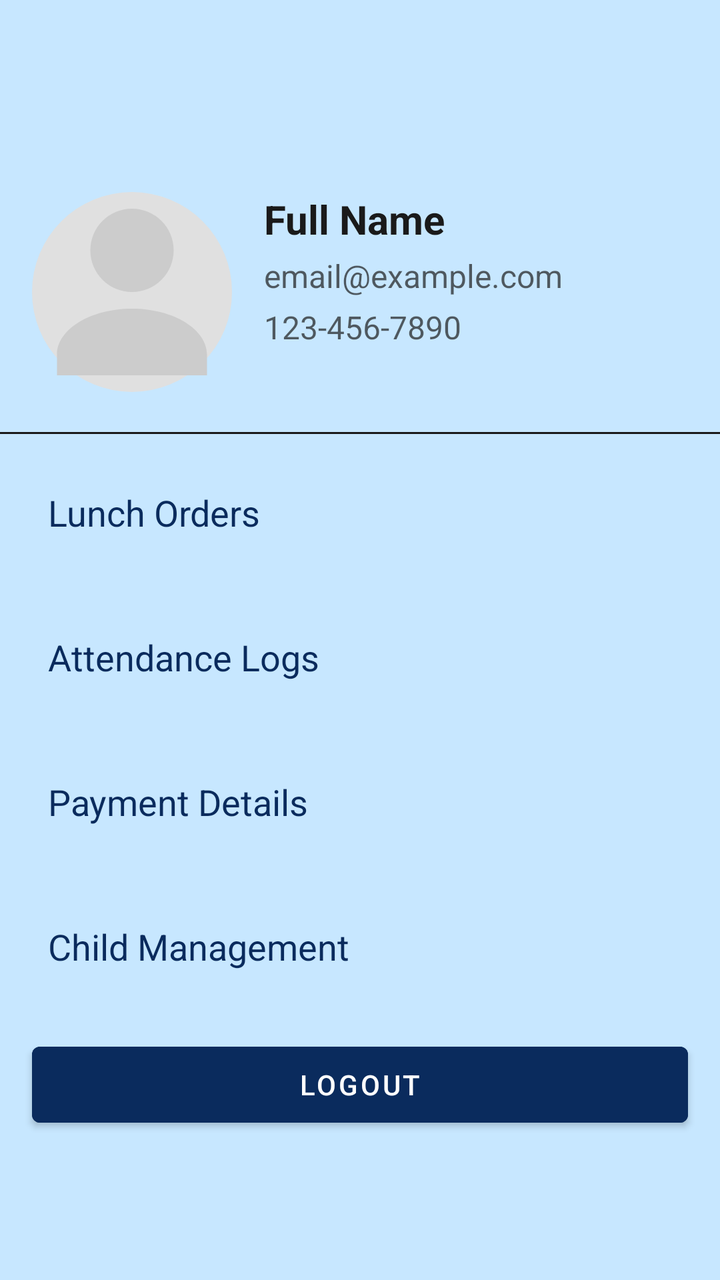
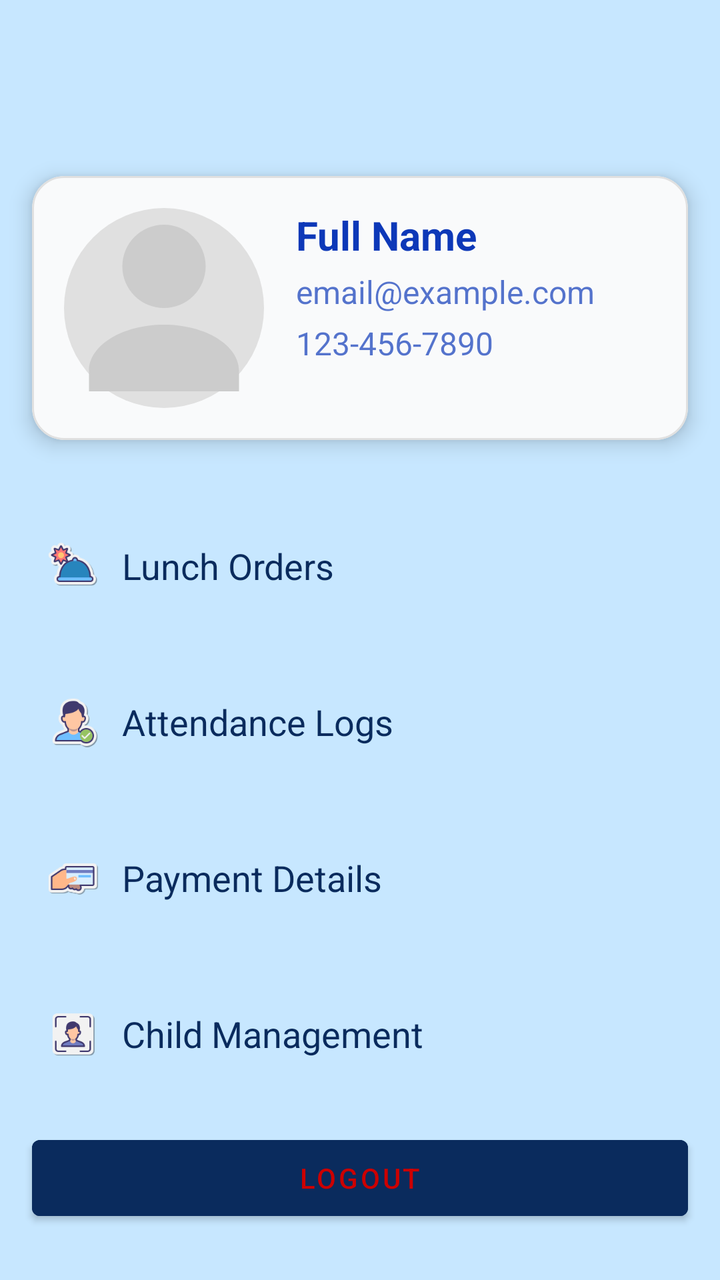

The first picture is an Android layout as it rendered before a commit; the second is the same layout after the commit. The layout source and the unified diff follow.
<!-- AndroidManifest.xml: application theme Theme.NurtureNest -->
<!-- res/layout/fragment_profile.xml -->
<?xml version="1.0" encoding="utf-8"?>
<androidx.constraintlayout.widget.ConstraintLayout
    xmlns:android="http://schemas.android.com/apk/res/android"
    xmlns:app="http://schemas.android.com/apk/res-auto"
    xmlns:tools="http://schemas.android.com/tools"
    android:layout_width="match_parent"
    android:layout_height="match_parent"
    android:background="?attr/colorBackground"
    android:fitsSystemWindows="true"
    android:paddingTop="?attr/actionBarSize"
    tools:context=".fragments.ProfileFragment">

    
    <ImageView
        android:id="@+id/ivProfilePic"
        android:layout_width="100dp"
        android:layout_height="100dp"
        android:src="@drawable/ic_profile_placeholder"
        android:contentDescription="Profile Picture"
        android:scaleType="centerCrop"
        app:layout_constraintTop_toTopOf="parent"
        app:layout_constraintStart_toStartOf="parent"
        android:layout_marginTop="40dp"
        android:layout_marginStart="16dp"
        android:background="@drawable/rounded_imageview" />

    
    <TextView
        android:id="@+id/tvUserName"
        android:layout_width="0dp"
        android:layout_height="wrap_content"
        android:text="Full Name"
        android:textSize="20sp"
        android:textStyle="bold"
        android:textColor="?attr/colorOnBackground"
        android:layout_marginStart="16dp"
        app:layout_constraintStart_toEndOf="@id/ivProfilePic"
        app:layout_constraintTop_toTopOf="@id/ivProfilePic"
        app:layout_constraintEnd_toEndOf="parent" />

    
    <TextView
        android:id="@+id/tvUserEmail"
        android:layout_width="0dp"
        android:layout_height="wrap_content"
        android:text="email@example.com"
        android:textSize="16sp"
        android:textColor="?attr/colorOnBackground"
        android:alpha="0.7"
        android:layout_marginStart="16dp"
        android:layout_marginTop="4dp"
        app:layout_constraintStart_toEndOf="@id/ivProfilePic"
        app:layout_constraintTop_toBottomOf="@id/tvUserName"
        app:layout_constraintEnd_toEndOf="parent" />

    
    <TextView
        android:id="@+id/tvUserPhone"
        android:layout_width="0dp"
        android:layout_height="wrap_content"
        android:text="123-456-7890"
        android:textSize="16sp"
        android:textColor="?attr/colorOnBackground"
        android:alpha="0.7"
        android:layout_marginStart="16dp"
        android:layout_marginTop="4dp"
        app:layout_constraintStart_toEndOf="@id/ivProfilePic"
        app:layout_constraintTop_toBottomOf="@id/tvUserEmail"
        app:layout_constraintEnd_toEndOf="parent" />


    
    <View
        android:layout_width="0dp"
        android:layout_height="1dp"
        android:background="?attr/colorOnBackground"
        android:layout_marginTop="20dp"
        app:layout_constraintTop_toBottomOf="@id/ivProfilePic"
        app:layout_constraintStart_toStartOf="parent"
        app:layout_constraintEnd_toEndOf="parent" />

    
    <TextView
        android:id="@+id/tvLunchOrders"
        android:layout_width="0dp"
        android:layout_height="wrap_content"
        android:text="Lunch Orders"
        android:textSize="18sp"
        android:textColor="?attr/colorPrimary"
        android:clickable="true"
        android:focusable="true"
        android:paddingVertical="16dp"
        android:background="?attr/selectableItemBackground"
        android:layout_marginTop="32dp"
        android:layout_marginStart="24dp"
        android:layout_marginEnd="24dp"
        app:layout_constraintTop_toBottomOf="@id/ivProfilePic"
        app:layout_constraintStart_toStartOf="parent"
        app:layout_constraintEnd_toEndOf="parent"/>

    <TextView
        android:id="@+id/tvAttendanceLogs"
        android:layout_width="0dp"
        android:layout_height="wrap_content"
        android:text="Attendance Logs"
        android:textSize="18sp"
        android:textColor="?attr/colorPrimary"
        android:clickable="true"
        android:focusable="true"
        android:paddingVertical="16dp"
        android:background="?attr/selectableItemBackground"
        android:layout_marginTop="16dp"
        android:layout_marginStart="24dp"
        android:layout_marginEnd="24dp"
        app:layout_constraintTop_toBottomOf="@id/tvLunchOrders"
        app:layout_constraintStart_toStartOf="parent"
        app:layout_constraintEnd_toEndOf="parent"/>

    <TextView
        android:id="@+id/tvPaymentDetails"
        android:layout_width="0dp"
        android:layout_height="wrap_content"
        android:text="Payment Details"
        android:textSize="18sp"
        android:textColor="?attr/colorPrimary"
        android:clickable="true"
        android:focusable="true"
        android:paddingVertical="16dp"
        android:background="?attr/selectableItemBackground"
        android:layout_marginTop="16dp"
        android:layout_marginStart="24dp"
        android:layout_marginEnd="24dp"
        app:layout_constraintTop_toBottomOf="@id/tvAttendanceLogs"
        app:layout_constraintStart_toStartOf="parent"
        app:layout_constraintEnd_toEndOf="parent"/>

    <TextView
        android:id="@+id/tvChildManagement"
        android:layout_width="0dp"
        android:layout_height="wrap_content"
        android:text="Child Management"
        android:textSize="18sp"
        android:textColor="?attr/colorPrimary"
        android:clickable="true"
        android:focusable="true"
        android:paddingVertical="16dp"
        android:background="?attr/selectableItemBackground"
        android:layout_marginTop="16dp"
        android:layout_marginStart="24dp"
        android:layout_marginEnd="24dp"
        app:layout_constraintTop_toBottomOf="@id/tvPaymentDetails"
        app:layout_constraintStart_toStartOf="parent"
        app:layout_constraintEnd_toEndOf="parent"/>

    <Button
        android:id="@+id/btnLogout"
        android:layout_width="0dp"
        android:layout_height="50dp"
        android:layout_margin="16dp"
        android:text="Logout"
        android:textColor="?attr/colorOnPrimary"
        android:backgroundTint="?attr/colorPrimary"
        app:layout_constraintTop_toBottomOf="@id/tvChildManagement"
        app:layout_constraintStart_toStartOf="parent"
        app:layout_constraintEnd_toEndOf="parent"/>

</androidx.constraintlayout.widget.ConstraintLayout>
<!-- resources referenced by this layout -->
<resources>
  <!-- drawable ic_profile_placeholder (drawable) -->
  <vector xmlns:android="http://schemas.android.com/apk/res/android"
      android:width="100dp"
      android:height="100dp"
      android:viewportWidth="24"
      android:viewportHeight="24">
      <path
          android:fillColor="#CCCCCC"
          android:pathData="M12,12a5,5 0 1,0 0,-10a5,5 0 0,0 0,10zM12,14c-5,0 -9,2.5 -9,5.5v2.5h18v-2.5c0,-3 -4,-5.5 -9,-5.5z"/>
  </vector>
  <!-- drawable rounded_imageview (drawable) -->
  <shape xmlns:android="http://schemas.android.com/apk/res/android"
      android:shape="oval">
      <solid android:color="#E0E0E0"/>
  </shape>
  <style name="Theme.NurtureNest" parent="Theme.MaterialComponents.DayNight.NoActionBar">
          <item name="colorPrimary">#0A2B5D</item>
          <item name="colorOnPrimary">#FFFFFF</item>
          <item name="colorSurface">#000000</item>
          <item name="colorOnSurface">#FFFFFF</item>
          <item name="colorBackground">#C7E7FF</item>
          <item name="colorOnBackground">#1A1A1A</item>
          <item name="android:windowBackground">#C7E7FF</item>
      </style>
</resources>

<!-- the commit's change to res/layout/fragment_profile.xml (unified diff, before → after) -->
@@ -11,156 +11,233 @@
     tools:context=".fragments.ProfileFragment">
 
     
-    <ImageView
-        android:id="@+id/ivProfilePic"
-        android:layout_width="100dp"
-        android:layout_height="100dp"
-        android:src="@drawable/ic_profile_placeholder"
-        android:contentDescription="Profile Picture"
-        android:scaleType="centerCrop"
+    <com.google.android.material.card.MaterialCardView
+        android:id="@+id/cardProfileInfo"
+        android:layout_width="0dp"
+        android:layout_height="wrap_content"
+        android:layout_marginStart="16dp"
+        android:layout_marginEnd="16dp"
+        android:layout_marginTop="32dp"
+        app:cardCornerRadius="16dp"
+        app:cardElevation="6dp"
+        app:strokeWidth="1dp"
+        app:strokeColor="#E0E0E0"
+        app:cardBackgroundColor="#F9FAFB"
         app:layout_constraintTop_toTopOf="parent"
         app:layout_constraintStart_toStartOf="parent"
-        android:layout_marginTop="40dp"
-        android:layout_marginStart="16dp"
-        android:background="@drawable/rounded_imageview" />
+        app:layout_constraintEnd_toEndOf="parent">
+
+        <androidx.constraintlayout.widget.ConstraintLayout
+            android:layout_width="match_parent"
+            android:layout_height="wrap_content"
+            android:padding="16dp">
+
+            
+            <ImageView
+                android:id="@+id/ivProfilePic"
+                android:layout_width="100dp"
+                android:layout_height="100dp"
+                android:src="@drawable/ic_profile_placeholder"
+                android:contentDescription="Profile Picture"
+                android:scaleType="centerCrop"
+                android:background="@drawable/rounded_imageview"
+                android:clickable="true"
+                android:focusable="true"
+                android:foreground="?attr/selectableItemBackgroundBorderless"
+                app:layout_constraintTop_toTopOf="parent"
+                app:layout_constraintStart_toStartOf="parent" />
+
+            
+            <TextView
+                android:id="@+id/tvUserName"
+                android:layout_width="0dp"
+                android:layout_height="wrap_content"
+                android:text="Full Name"
+                android:textSize="20sp"
+                android:textStyle="bold"
+                android:textColor="@color/darkAccent"
+                android:layout_marginStart="16dp"
+                app:layout_constraintStart_toEndOf="@id/ivProfilePic"
+                app:layout_constraintTop_toTopOf="@id/ivProfilePic"
+                app:layout_constraintEnd_toEndOf="parent" />
+
+            
+            <TextView
+                android:id="@+id/tvUserEmail"
+                android:layout_width="0dp"
+                android:layout_height="wrap_content"
+                android:text="email@example.com"
+                android:textSize="16sp"
+                android:textColor="@color/darkAccent"
+                android:alpha="0.7"
+                android:layout_marginStart="16dp"
+                android:layout_marginTop="4dp"
+                app:layout_constraintStart_toEndOf="@id/ivProfilePic"
+                app:layout_constraintTop_toBottomOf="@id/tvUserName"
+                app:layout_constraintEnd_toEndOf="parent" />
+
+            
+            <TextView
+                android:id="@+id/tvUserPhone"
+                android:layout_width="0dp"
+                android:layout_height="wrap_content"
+                android:text="123-456-7890"
+                android:textSize="16sp"
+                android:textColor="@color/darkAccent"
+                android:alpha="0.7"
+                android:layout_marginStart="16dp"
+                android:layout_marginTop="4dp"
+                app:layout_constraintStart_toEndOf="@id/ivProfilePic"
+                app:layout_constraintTop_toBottomOf="@id/tvUserEmail"
+                app:layout_constraintEnd_toEndOf="parent" />
+
+        </androidx.constraintlayout.widget.ConstraintLayout>
+    </com.google.android.material.card.MaterialCardView>
+
 
     
-    <TextView
-        android:id="@+id/tvUserName"
-        android:layout_width="0dp"
-        android:layout_height="wrap_content"
-        android:text="Full Name"
-        android:textSize="20sp"
-        android:textStyle="bold"
-        android:textColor="?attr/colorOnBackground"
-        android:layout_marginStart="16dp"
-        app:layout_constraintStart_toEndOf="@id/ivProfilePic"
-        app:layout_constraintTop_toTopOf="@id/ivProfilePic"
-        app:layout_constraintEnd_toEndOf="parent" />
+    <LinearLayout
+        android:id="@+id/btnLunchOrders"
+        android:layout_width="0dp"
+        android:layout_height="wrap_content"
+        android:orientation="horizontal"
+        android:gravity="center_vertical"
+        android:paddingVertical="16dp"
+        android:background="?attr/selectableItemBackground"
+        android:layout_marginTop="32dp"
+        android:layout_marginStart="24dp"
+        android:layout_marginEnd="24dp"
+        android:clickable="true"
+        android:focusable="true"
+        app:layout_constraintTop_toBottomOf="@id/cardProfileInfo"
+        app:layout_constraintStart_toStartOf="parent"
+        app:layout_constraintEnd_toEndOf="parent">
+
+        <ImageView
+            android:layout_width="25dp"
+            android:layout_height="30dp"
+            android:contentDescription="Lunch Orders Icon"
+            android:src="@drawable/ic_lunch" />
+
+        <TextView
+            android:id="@+id/tvLunchOrders"
+            android:layout_width="wrap_content"
+            android:layout_height="wrap_content"
+            android:text="Lunch Orders"
+            android:textSize="18sp"
+            android:textColor="?attr/colorPrimary"
+            android:layout_marginStart="12dp"/>
+    </LinearLayout>
+
+    <LinearLayout
+        android:id="@+id/btnAttendanceLogs"
+        android:layout_width="0dp"
+        android:layout_height="wrap_content"
+        android:orientation="horizontal"
+        android:gravity="center_vertical"
+        android:paddingVertical="16dp"
+        android:background="?attr/selectableItemBackground"
+        android:layout_marginTop="16dp"
+        android:layout_marginStart="24dp"
+        android:layout_marginEnd="24dp"
+        android:clickable="true"
+        android:focusable="true"
+        app:layout_constraintTop_toBottomOf="@id/btnLunchOrders"
+        app:layout_constraintStart_toStartOf="parent"
+        app:layout_constraintEnd_toEndOf="parent">
+
+        <ImageView
+            android:layout_width="25dp"
+            android:layout_height="30dp"
+            android:src="@drawable/ic_attendance"
+            android:contentDescription="Attendance Logs Icon" />
+
+        <TextView
+            android:id="@+id/tvAttendanceLogs"
+            android:layout_width="wrap_content"
+            android:layout_height="wrap_content"
+            android:text="Attendance Logs"
+            android:textSize="18sp"
+            android:textColor="?attr/colorPrimary"
+            android:layout_marginStart="12dp"/>
+    </LinearLayout>
+
+    <LinearLayout
+        android:id="@+id/btnPaymentDetails"
+        android:layout_width="0dp"
+        android:layout_height="wrap_content"
+        android:orientation="horizontal"
+        android:gravity="center_vertical"
+        android:paddingVertical="16dp"
+        android:background="?attr/selectableItemBackground"
+        android:layout_marginTop="16dp"
+        android:layout_marginStart="24dp"
+        android:layout_marginEnd="24dp"
+        android:clickable="true"
+        android:focusable="true"
+        app:layout_constraintTop_toBottomOf="@id/btnAttendanceLogs"
+        app:layout_constraintStart_toStartOf="parent"
+        app:layout_constraintEnd_toEndOf="parent">
+
+        <ImageView
+            android:layout_width="25dp"
+            android:layout_height="30dp"
+            android:src="@drawable/ic_payment"
+            android:contentDescription="Payment Details Icon"/>
+
+        <TextView
+            android:id="@+id/tvPaymentDetails"
+            android:layout_width="wrap_content"
+            android:layout_height="wrap_content"
+            android:text="Payment Details"
+            android:textSize="18sp"
+            android:textColor="?attr/colorPrimary"
+            android:layout_marginStart="12dp"/>
+    </LinearLayout>
+
+    <LinearLayout
+        android:id="@+id/btnChildManagement"
+        android:layout_width="0dp"
+        android:layout_height="wrap_content"
+        android:orientation="horizontal"
+        android:gravity="center_vertical"
+        android:paddingVertical="16dp"
+        android:background="?attr/selectableItemBackground"
+        android:layout_marginTop="16dp"
+        android:layout_marginStart="24dp"
+        android:layout_marginEnd="24dp"
+        android:clickable="true"
+        android:focusable="true"
+        app:layout_constraintTop_toBottomOf="@id/btnPaymentDetails"
+        app:layout_constraintStart_toStartOf="parent"
+        app:layout_constraintEnd_toEndOf="parent">
+
+        <ImageView
+            android:layout_width="25dp"
+            android:layout_height="30dp"
+            android:src="@drawable/ic_child"
+            android:contentDescription="Child Management Icon" />
+
+        <TextView
+            android:id="@+id/tvChildManagement"
+            android:layout_width="wrap_content"
+            android:layout_height="wrap_content"
+            android:text="Child Management"
+            android:textSize="18sp"
+            android:textColor="?attr/colorPrimary"
+            android:layout_marginStart="12dp"/>
+    </LinearLayout>
 
     
-    <TextView
-        android:id="@+id/tvUserEmail"
-        android:layout_width="0dp"
-        android:layout_height="wrap_content"
-        android:text="email@example.com"
-        android:textSize="16sp"
-        android:textColor="?attr/colorOnBackground"
-        android:alpha="0.7"
-        android:layout_marginStart="16dp"
-        android:layout_marginTop="4dp"
-        app:layout_constraintStart_toEndOf="@id/ivProfilePic"
-        app:layout_constraintTop_toBottomOf="@id/tvUserName"
-        app:layout_constraintEnd_toEndOf="parent" />
-
-    
-    <TextView
-        android:id="@+id/tvUserPhone"
-        android:layout_width="0dp"
-        android:layout_height="wrap_content"
-        android:text="123-456-7890"
-        android:textSize="16sp"
-        android:textColor="?attr/colorOnBackground"
-        android:alpha="0.7"
-        android:layout_marginStart="16dp"
-        android:layout_marginTop="4dp"
-        app:layout_constraintStart_toEndOf="@id/ivProfilePic"
-        app:layout_constraintTop_toBottomOf="@id/tvUserEmail"
-        app:layout_constraintEnd_toEndOf="parent" />
-
-
-    
-    <View
-        android:layout_width="0dp"
-        android:layout_height="1dp"
-        android:background="?attr/colorOnBackground"
-        android:layout_marginTop="20dp"
-        app:layout_constraintTop_toBottomOf="@id/ivProfilePic"
-        app:layout_constraintStart_toStartOf="parent"
-        app:layout_constraintEnd_toEndOf="parent" />
-
-    
-    <TextView
-        android:id="@+id/tvLunchOrders"
-        android:layout_width="0dp"
-        android:layout_height="wrap_content"
-        android:text="Lunch Orders"
-        android:textSize="18sp"
-        android:textColor="?attr/colorPrimary"
-        android:clickable="true"
-        android:focusable="true"
-        android:paddingVertical="16dp"
-        android:background="?attr/selectableItemBackground"
-        android:layout_marginTop="32dp"
-        android:layout_marginStart="24dp"
-        android:layout_marginEnd="24dp"
-        app:layout_constraintTop_toBottomOf="@id/ivProfilePic"
-        app:layout_constraintStart_toStartOf="parent"
-        app:layout_constraintEnd_toEndOf="parent"/>
-
-    <TextView
-        android:id="@+id/tvAttendanceLogs"
-        android:layout_width="0dp"
-        android:layout_height="wrap_content"
-        android:text="Attendance Logs"
-        android:textSize="18sp"
-        android:textColor="?attr/colorPrimary"
-        android:clickable="true"
-        android:focusable="true"
-        android:paddingVertical="16dp"
-        android:background="?attr/selectableItemBackground"
-        android:layout_marginTop="16dp"
-        android:layout_marginStart="24dp"
-        android:layout_marginEnd="24dp"
-        app:layout_constraintTop_toBottomOf="@id/tvLunchOrders"
-        app:layout_constraintStart_toStartOf="parent"
-        app:layout_constraintEnd_toEndOf="parent"/>
-
-    <TextView
-        android:id="@+id/tvPaymentDetails"
-        android:layout_width="0dp"
-        android:layout_height="wrap_content"
-        android:text="Payment Details"
-        android:textSize="18sp"
-        android:textColor="?attr/colorPrimary"
-        android:clickable="true"
-        android:focusable="true"
-        android:paddingVertical="16dp"
-        android:background="?attr/selectableItemBackground"
-        android:layout_marginTop="16dp"
-        android:layout_marginStart="24dp"
-        android:layout_marginEnd="24dp"
-        app:layout_constraintTop_toBottomOf="@id/tvAttendanceLogs"
-        app:layout_constraintStart_toStartOf="parent"
-        app:layout_constraintEnd_toEndOf="parent"/>
-
-    <TextView
-        android:id="@+id/tvChildManagement"
-        android:layout_width="0dp"
-        android:layout_height="wrap_content"
-        android:text="Child Management"
-        android:textSize="18sp"
-        android:textColor="?attr/colorPrimary"
-        android:clickable="true"
-        android:focusable="true"
-        android:paddingVertical="16dp"
-        android:background="?attr/selectableItemBackground"
-        android:layout_marginTop="16dp"
-        android:layout_marginStart="24dp"
-        android:layout_marginEnd="24dp"
-        app:layout_constraintTop_toBottomOf="@id/tvPaymentDetails"
-        app:layout_constraintStart_toStartOf="parent"
-        app:layout_constraintEnd_toEndOf="parent"/>
-
     <Button
         android:id="@+id/btnLogout"
         android:layout_width="0dp"
         android:layout_height="50dp"
         android:layout_margin="16dp"
         android:text="Logout"
-        android:textColor="?attr/colorOnPrimary"
+        android:textColor="@android:color/holo_red_dark"
         android:backgroundTint="?attr/colorPrimary"
-        app:layout_constraintTop_toBottomOf="@id/tvChildManagement"
+        app:layout_constraintTop_toBottomOf="@id/btnChildManagement"
         app:layout_constraintStart_toStartOf="parent"
         app:layout_constraintEnd_toEndOf="parent"/>
 
<!-- resource entries referenced after the edit -->
@@ -1,5 +1,10 @@
 <!-- resources referenced by this layout -->
 <resources>
+  <color name="darkAccent">#0D38B8</color>
+  <!-- drawable ic_attendance: png bitmap (drawable, 4916 bytes) -->
+  <!-- drawable ic_child: png bitmap (drawable, 2492 bytes) -->
+  <!-- drawable ic_lunch: png bitmap (drawable, 4580 bytes) -->
+  <!-- drawable ic_payment: png bitmap (drawable, 2707 bytes) -->
   <!-- drawable ic_profile_placeholder (drawable) -->
   <vector xmlns:android="http://schemas.android.com/apk/res/android"
       android:width="100dp"
